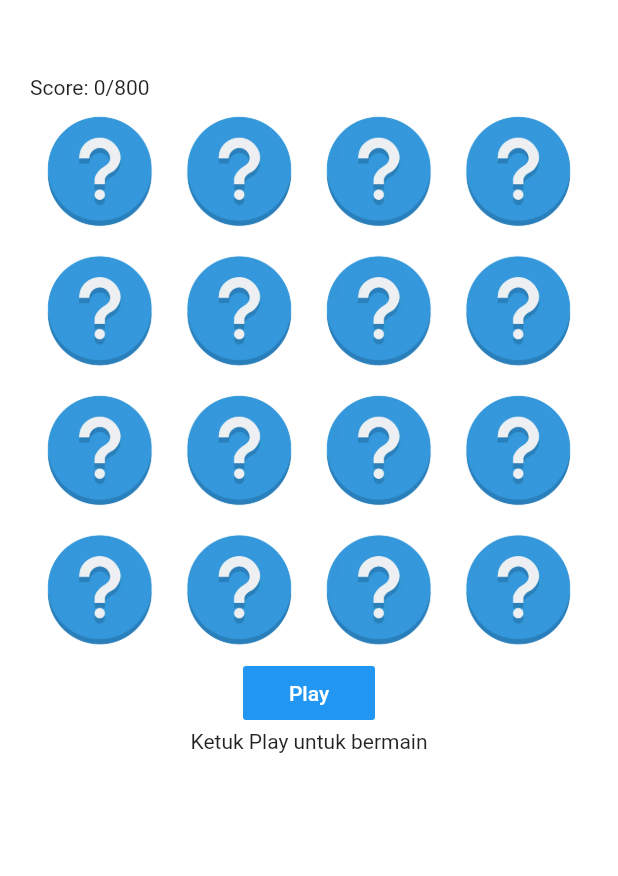
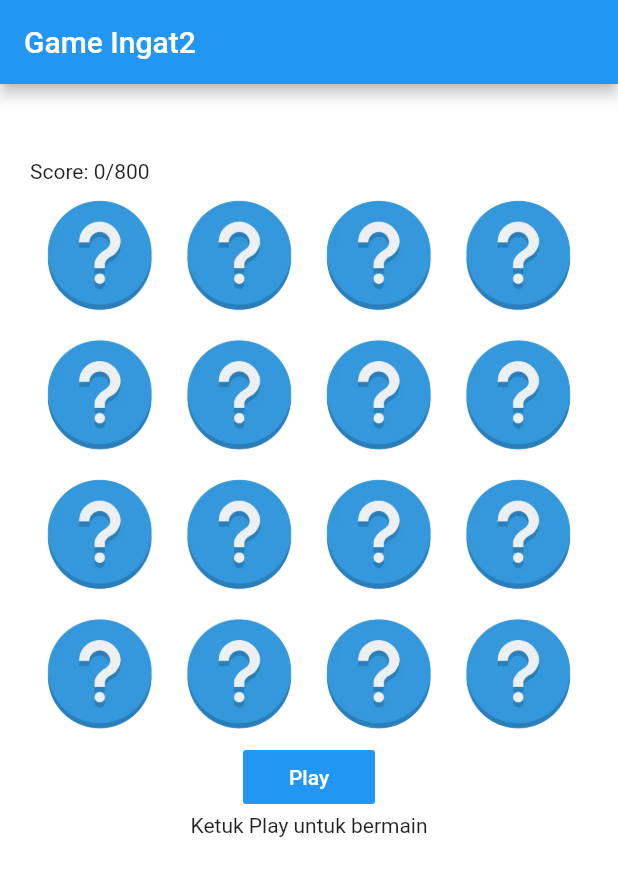
Before and after one commit to kentang-developer/flutter_memory_game, a Flutter app: the screen it shows after launch, on a phone screen of 412 x 824 dp. Shown: the top 876 px of the screen. Run offline on Flutter 3.47's test engine with Material 2 defaults, Android fonts, the phone set to English and light mode, and no system bars.

Commit message:
add title

```diff
--- a/lib/pages/landing_page.dart
+++ b/lib/pages/landing_page.dart
@@ -40,6 +40,7 @@ class _LandingPageState extends State<LandingPage> {
   @override
   Widget build(BuildContext context) {
     return Scaffold(
+      appBar: AppBar(title: Text("Game Ingat2"),),
       backgroundColor: Colors.white,
       body: SingleChildScrollView(
         child: Container(
```
